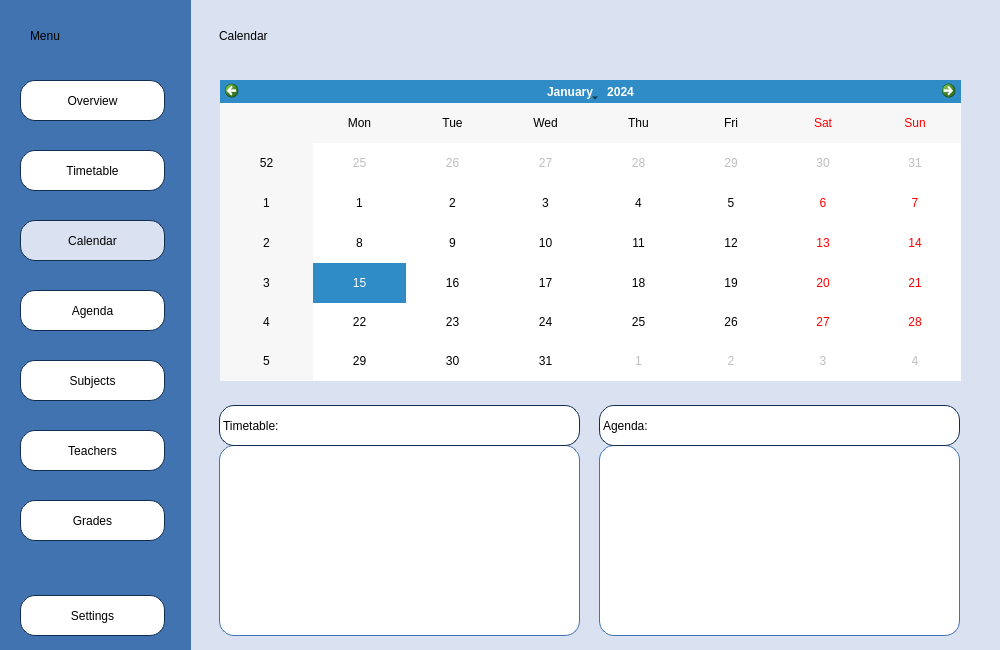
First picture: the form in Planner/calendarmain.ui, repository BeliaViktoria/Planner, before the edit.
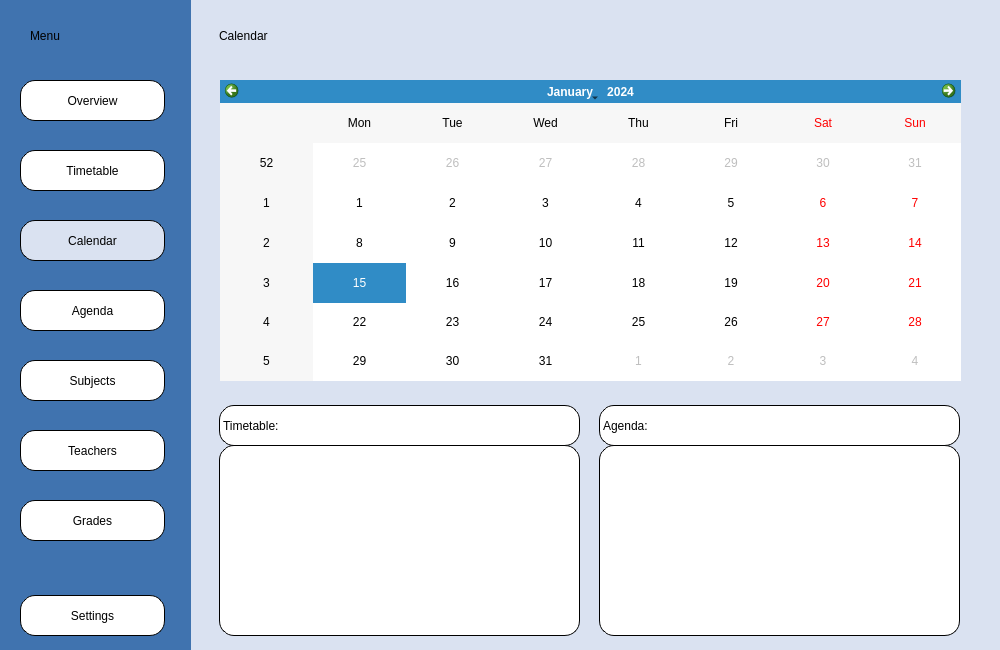
Second picture: the form after the edit.

Commit message: Border Color

```diff
--- a/Planner/calendarmain.ui
+++ b/Planner/calendarmain.ui
@@ -76,7 +76,7 @@
 border-radius: 15px;
 border-style: solid;
 border-width: 1px;
-border-color:rgb(64, 115, 175);</string>
+border-color:rgb(0, 0, 0);</string>
     </property>
    </widget>
    <widget class="QListWidget" name="listWidget_Agenda">
@@ -95,7 +95,7 @@
 border-radius: 15px;
 border-style: solid;
 border-width: 1px;
-border-color:rgb(64, 115, 175);</string>
+border-color:rgb(0, 0, 0);</string>
     </property>
    </widget>
    <widget class="QLabel" name="label_Timetable">
@@ -112,7 +112,7 @@
 border-radius:15px;
 border-style: solid;
 border-width: 1px;
-border-color: rgb(18, 46, 79);
+border-color:rgb(0, 0, 0);
 font: 14pt &quot;Gentium Book Basic&quot;;
 color:black;</string>
     </property>
@@ -134,7 +134,7 @@
 border-radius:15px;
 border-style: solid;
 border-width: 1px;
-border-color: rgb(18, 46, 79);
+border-color:rgb(0, 0, 0);
 font: 14pt &quot;Gentium Book Basic&quot;;
 color:black;</string>
     </property>
@@ -201,7 +201,7 @@
 border-radius: 15px;
 border-style: solid;
 border-width: 1px;
-border-color:rgb(18, 46, 79);</string>
+border-color:rgb(0, 0, 0);</string>
     </property>
     <property name="text">
      <string>Overview</string>
@@ -223,7 +223,7 @@
 border-radius: 15px;
 border-style: solid;
 border-width: 1px;
-border-color:rgb(18, 46, 79);</string>
+border-color:rgb(0, 0, 0);</string>
     </property>
     <property name="text">
      <string>Timetable</string>
@@ -245,7 +245,7 @@
 border-radius: 15px;
 border-style: solid;
 border-width: 1px;
-border-color:rgb(18, 46, 79);</string>
+border-color:rgb(0, 0, 0);</string>
     </property>
     <property name="text">
      <string>Subjects</string>
@@ -267,7 +267,7 @@
 border-radius: 15px;
 border-style: solid;
 border-width: 1px;
-border-color:rgb(18, 46, 79);</string>
+border-color:rgb(0, 0, 0);</string>
     </property>
     <property name="text">
      <string>Teachers</string>
@@ -289,7 +289,7 @@
 border-radius: 15px;
 border-style: solid;
 border-width: 1px;
-border-color:rgb(18, 46, 79);</string>
+border-color:rgb(0, 0, 0);</string>
     </property>
     <property name="text">
      <string>Grades</string>
@@ -311,7 +311,7 @@
 border-radius: 15px;
 border-style: solid;
 border-width: 1px;
-border-color:rgb(18, 46, 79);</string>
+border-color:rgb(0, 0, 0);</string>
     </property>
     <property name="text">
      <string>Settings</string>
@@ -333,7 +333,7 @@
 border-radius: 15px;
 border-style: solid;
 border-width: 1px;
-border-color:rgb(18, 46, 79);</string>
+border-color:rgb(0, 0, 0);</string>
     </property>
     <property name="text">
      <string>Calendar</string>
@@ -355,7 +355,7 @@
 border-radius: 15px;
 border-style: solid;
 border-width: 1px;
-border-color:rgb(18, 46, 79);</string>
+border-color:rgb(0, 0, 0);</string>
     </property>
     <property name="text">
      <string>Agenda</string>
```
The commit also changes 20 other files.
